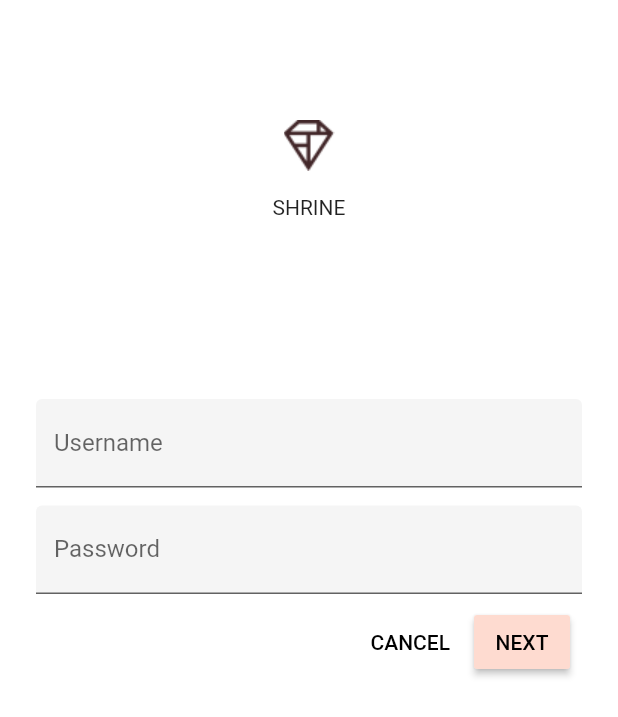
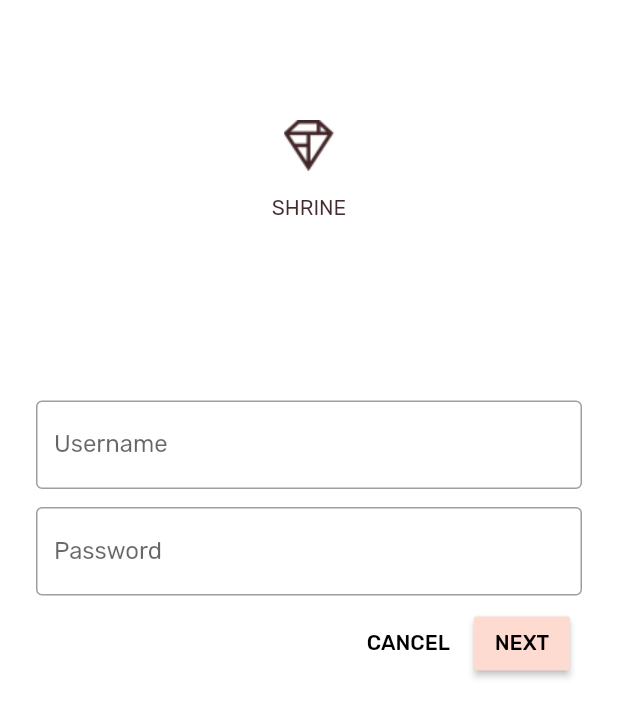
Before and after one commit to frankMagoba/shrine, a Flutter app: the screen it shows after launch, on a phone screen of 412 x 824 dp. Shown: the top 717 px of the screen. Run offline on Flutter 3.47's test engine with Material 2 defaults, Android fonts, the phone set to English and light mode, and no system bars.

Commit message:
typography and label styles

```diff
--- a/lib/login.dart
+++ b/lib/login.dart
@@ -1,5 +1,5 @@
-
 import 'package:flutter/material.dart';
+import 'colors.dart';
 
 class LoginPage extends StatefulWidget {
   @override
@@ -26,24 +26,25 @@ class _LoginPageState extends State<LoginPage> {
               ],
             ),
             SizedBox(height: 120.0),
-            // TODO: Wrap Username with AccentColorOverride (103)
             // TODO: Remove filled: true values (103)
-            TextField(
+            AccentColorOverride(
+              color: kShrineBrown900,
+              child: TextField(
                 controller: _usernameController,
                 decoration: InputDecoration(
-                filled: true,
                   labelText: 'Username',
                 ),
               ),
+            ),
             SizedBox(height: 12.0),
-            // TODO: Wrap Password with AccentColorOverride (103)
-            TextField(
+            AccentColorOverride(
+              color: kShrineBrown900,
+              child: TextField(
                 controller: _passwordController,
                 decoration: InputDecoration(
-                filled: true,
                   labelText: 'Password',
                 ),
-              obscureText: true,
+              ),
             ),
             ButtonBar(
               children: <Widget>[
@@ -73,3 +74,21 @@ class _LoginPageState extends State<LoginPage> {
 }
 
 // TODO: Add AccentColorOverride (103)
+class AccentColorOverride extends StatelessWidget {
+  const AccentColorOverride({Key key, this.color, this.child})
+      : super(key: key);
+
+  final Color color;
+  final Widget child;
+
+  @override
+  Widget build(BuildContext context) {
+    return Theme(
+      child: child,
+      data: Theme.of(context).copyWith(
+        accentColor: color,
+        brightness: Brightness.dark,
+      ),
+    );
+  }
+}
--- a/pubspec.yaml
+++ b/pubspec.yaml
@@ -14,6 +14,12 @@ dev_dependencies:
     sdk: flutter
 
 flutter:
+  fonts:
+    - family: Rubik
+      fonts:
+        - asset: fonts/Rubik-Regular.ttf
+        - asset: fonts/Rubik-Medium.ttf
+          weight: 500
   # TODO: Insert Fonts (103)
   uses-material-design: true
   assets:
```
Also changed, not shown: lib/app.dart (+26 -3 lines), lib/home.dart (+14 -11 lines), fonts/Rubik-Medium.ttf (added), fonts/Rubik-Regular.ttf (added). Lines whose indentation alone changed are shown as unchanged.
